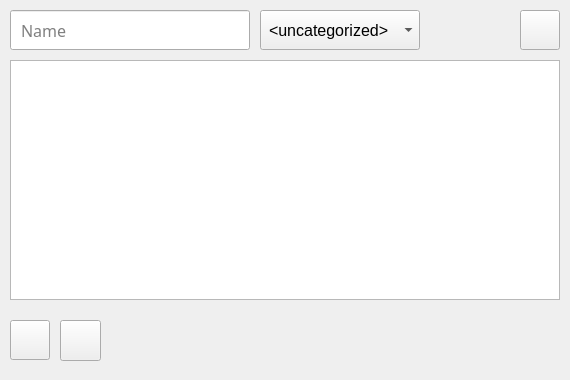
DelevoXDG/FlashcardMaster, file app/modules/ui/deck_widget.ui: the form before one commit.
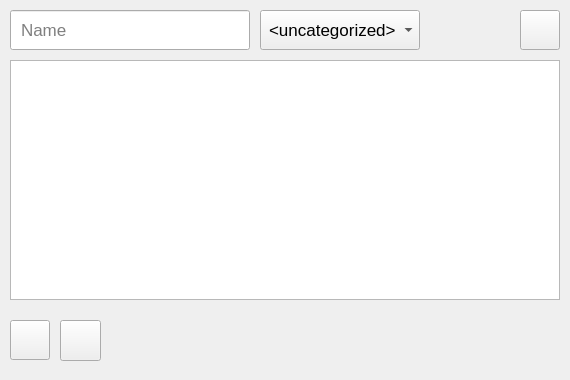
The form after the commit. Icons and pictures are not drawn.

Diff of the .ui file:
```diff
--- a/app/modules/ui/deck_widget.ui
+++ b/app/modules/ui/deck_widget.ui
@@ -94,14 +94,12 @@
    </property>
    <property name="font">
     <font>
-     <family>Noto Sans SC</family>
-     <pointsize>-1</pointsize>
+     <pointsize>13</pointsize>
     </font>
    </property>
    <property name="styleSheet">
     <string notr="true">QLineEdit {
 padding-left: 8px;
-font-size: 16px;
 }</string>
    </property>
    <property name="placeholderText">
@@ -117,13 +115,14 @@
      <height>40</height>
     </rect>
    </property>
-   <property name="toolTip">
-    <string>Select category</string>
+   <property name="font">
+    <font>
+     <pointsize>13</pointsize>
+    </font>
    </property>
    <property name="styleSheet">
     <string notr="true">QComboBox {
 padding-left: 8px;
-font-size: 16px;
 }</string>
    </property>
    <property name="placeholderText">
```
Left out of the diff: 7 changed lines with no effect on the pictures.
